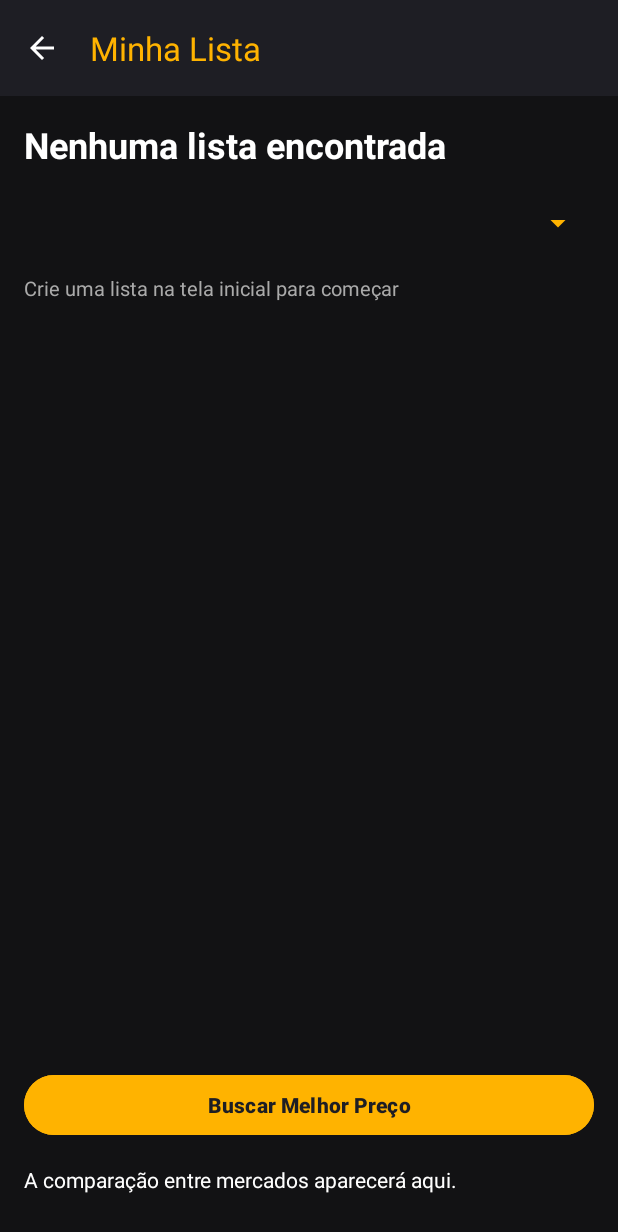
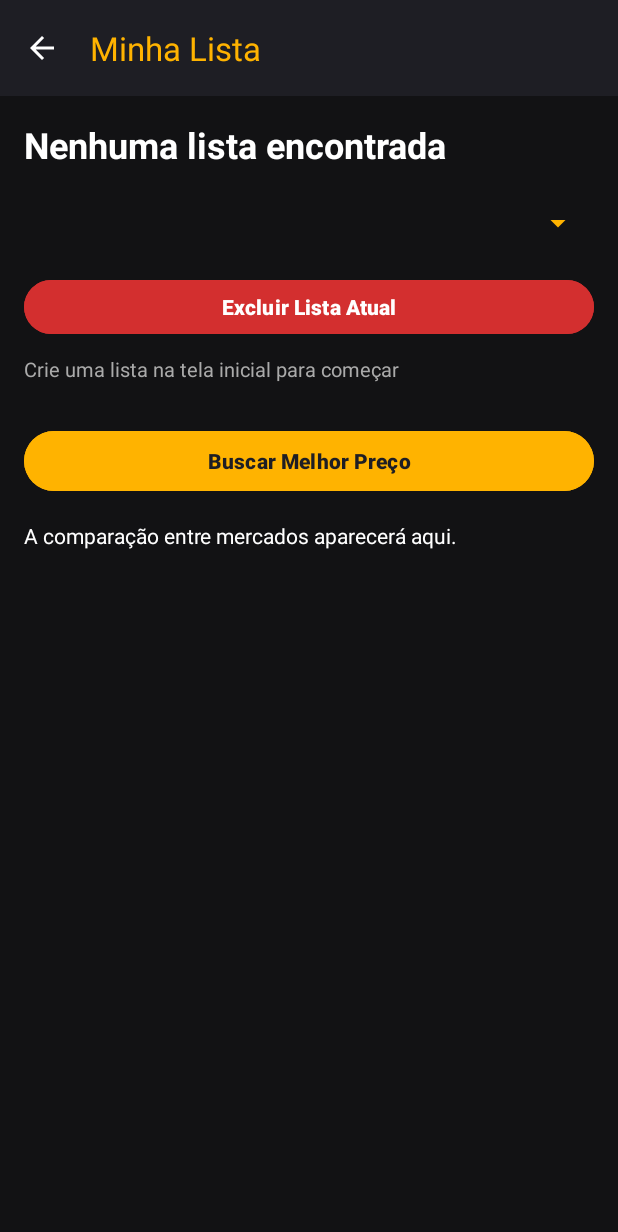
Before and after one commit to brighente/lista-smart, an Android app: the HomeActivity screen opened directly, with no data from a screen before it, after a tap on "Minha Lista", on a phone screen of 412 x 824 dp. Shown: the top 1232 px of the screen. Run offline under Robolectric (Android 15) with nearby library versions, the light colour scheme and no system bars; 1 other tap on this screen came first.

Commit message:
feat: adiciona exclusão de lista e mais dados ao banco

```diff
--- a/ListaSmart/app/src/main/java/com/example/listasmart/DatabaseHelper.java
+++ b/ListaSmart/app/src/main/java/com/example/listasmart/DatabaseHelper.java
@@ -344,46 +344,108 @@ public class DatabaseHelper extends SQLiteOpenHelper {
     }
 
     // Busca os produtos aplicando os filtros dinamicamente
+    // Busca os produtos aplicando os filtros dinamicamente
     public java.util.List<ProdutoModel> obterProdutosFiltrados(String mercadoSel, String categoriaSel) {
         java.util.List<ProdutoModel> lista = new java.util.ArrayList<>();
         SQLiteDatabase db = this.getReadableDatabase();
 
-        // Mudamos para LEFT JOIN para trazer TODOS os produtos, mesmo sem preço registrado
-        StringBuilder query = new StringBuilder(
-                "SELECT p.id_produto, p.nome_produto, p.imagem_uri, m.nome_mercado, rp.tipo_registro, rp.preco " +
-                        "FROM produto p " +
-                        "LEFT JOIN registro_preco rp ON p.id_produto = rp.id_produto " +
-                        "LEFT JOIN mercado m ON rp.id_mercado = m.id_mercado " +
-                        "LEFT JOIN categoria c ON p.id_categoria = c.id_categoria WHERE 1=1"
-        );
-
+        StringBuilder query = new StringBuilder();
         java.util.List<String> args = new java.util.ArrayList<>();
 
         if (mercadoSel != null && !mercadoSel.equals("Todos os Mercados")) {
-            query.append(" AND m.nome_mercado = ?");
+            query.append(
+                    "SELECT p.id_produto, p.nome_produto, p.imagem_uri, " +
+                            "COALESCE(m.nome_mercado, '").append("Não informado").append("') AS nome_mercado, " +
+                            "COALESCE(rp.tipo_registro, 'MANUAL') AS tipo_registro, " +
+                            "COALESCE(rp.preco, 0) AS preco " +
+                            "FROM produto p " +
+                            "LEFT JOIN categoria c ON p.id_categoria = c.id_categoria " +
+                            "LEFT JOIN mercado m ON m.nome_mercado = ? " +
+                            "LEFT JOIN registro_preco rp ON rp.id_registro = (" +
+                            "    SELECT rp2.id_registro " +
+                            "    FROM registro_preco rp2 " +
+                            "    WHERE rp2.id_produto = p.id_produto " +
+                            "      AND rp2.id_mercado = m.id_mercado " +
+                            "    ORDER BY rp2.data_registro DESC, rp2.id_registro DESC " +
+                            "    LIMIT 1" +
+                            ") " +
+                            "WHERE 1=1 "
+            );
             args.add(mercadoSel);
+        } else {
+            query.append(
+                    "SELECT p.id_produto, p.nome_produto, p.imagem_uri, " +
+                            "COALESCE(( " +
+                            "    SELECT m.nome_mercado " +
+                            "    FROM registro_preco rp " +
+                            "    JOIN mercado m ON m.id_mercado = rp.id_mercado " +
+                            "    WHERE rp.id_registro = ( " +
+                            "        SELECT rp2.id_registro " +
+                            "        FROM registro_preco rp2 " +
+                            "        WHERE rp2.id_produto = rp.id_produto " +
+                            "          AND rp2.id_mercado = rp.id_mercado " +
+                            "        ORDER BY rp2.data_registro DESC, rp2.id_registro DESC " +
+                            "        LIMIT 1 " +
+                            "    ) " +
+                            "      AND rp.id_produto = p.id_produto " +
+                            "    ORDER BY rp.preco ASC, rp.data_registro DESC, rp.id_registro DESC " +
+                            "    LIMIT 1 " +
+                            "), 'Não informado') AS nome_mercado, " +
+                            "COALESCE(( " +
+                            "    SELECT rp.tipo_registro " +
+                            "    FROM registro_preco rp " +
+                            "    WHERE rp.id_registro = ( " +
+                            "        SELECT rp2.id_registro " +
+                            "        FROM registro_preco rp2 " +
+                            "        WHERE rp2.id_produto = rp.id_produto " +
+                            "          AND rp2.id_mercado = rp.id_mercado " +
+                            "        ORDER BY rp2.data_registro DESC, rp2.id_registro DESC " +
+                            "        LIMIT 1 " +
+                            "    ) " +
+                            "      AND rp.id_produto = p.id_produto " +
+                            "    ORDER BY rp.preco ASC, rp.data_registro DESC, rp.id_registro DESC " +
+                            "    LIMIT 1 " +
+                            "), 'MANUAL') AS tipo_registro, " +
+                            "COALESCE(( " +
+                            "    SELECT rp.preco " +
+                            "    FROM registro_preco rp " +
+                            "    WHERE rp.id_registro = ( " +
+                            "        SELECT rp2.id_registro " +
+                            "        FROM registro_preco rp2 " +
+                            "        WHERE rp2.id_produto = rp.id_produto " +
+                            "          AND rp2.id_mercado = rp.id_mercado " +
+                            "        ORDER BY rp2.data_registro DESC, rp2.id_registro DESC " +
+                            "        LIMIT 1 " +
+                            "    ) " +
+                            "      AND rp.id_produto = p.id_produto " +
+                            "    ORDER BY rp.preco ASC, rp.data_registro DESC, rp.id_registro DESC " +
+                            "    LIMIT 1 " +
+                            "), 0) AS preco " +
+                            "FROM produto p " +
+                            "LEFT JOIN categoria c ON p.id_categoria = c.id_categoria " +
+                            "WHERE 1=1 "
+            );
         }
+
         if (categoriaSel != null && !categoriaSel.equals("Todas as Categorias")) {
-            query.append(" AND c.nome_categoria = ?");
+            query.append(" AND c.nome_categoria = ? ");
             args.add(categoriaSel);
         }
 
-        // Agrupa pelo ID do produto para não duplicar itens na tela
-        query.append(" GROUP BY p.id_produto ORDER BY p.nome_produto ASC");
+        query.append(" ORDER BY p.nome_produto ASC");
 
         Cursor cursor = db.rawQuery(query.toString(), args.toArray(new String[0]));
         while (cursor.moveToNext()) {
             int id = cursor.getInt(0);
             String nome = cursor.getString(1);
             String imagem = cursor.getString(2);
-
-            // Se o mercado for nulo (produto sem preço), colocamos um texto padrão
             String mercado = cursor.getString(3) != null ? cursor.getString(3) : "Não informado";
             String tipo = cursor.getString(4) != null ? cursor.getString(4) : "MANUAL";
-            double preco = cursor.getDouble(5); // vai retornar 0.0 se for nulo
+            double preco = cursor.isNull(5) ? 0.0 : cursor.getDouble(5);
 
             lista.add(new ProdutoModel(id, nome, imagem, mercado, tipo, preco));
         }
+
         cursor.close();
         return lista;
     }
@@ -834,6 +896,34 @@ public class DatabaseHelper extends SQLiteOpenHelper {
         return linhas > 0;
     }
 
+    public boolean excluirListaCompra(int idLista) {
+        SQLiteDatabase db = this.getWritableDatabase();
+        db.beginTransaction();
+
+        try {
+            db.delete(
+                    "item_lista",
+                    "id_lista = ?",
+                    new String[]{String.valueOf(idLista)}
+            );
+
+            int linhasLista = db.delete(
+                    "lista_compras",
+                    "id_lista = ?",
+                    new String[]{String.valueOf(idLista)}
+            );
+
+            if (linhasLista <= 0) {
+                return false;
+            }
+
+            db.setTransactionSuccessful();
+            return true;
+        } finally {
+            db.endTransaction();
+        }
+    }
+
     public java.util.List<ResultadoComparacaoMercadoModel> obterComparacaoMercadosPorLista(int idLista) {
         SQLiteDatabase db = this.getReadableDatabase();
         java.util.List<ResultadoComparacaoMercadoModel> lista = new java.util.ArrayList<>();
--- a/ListaSmart/app/src/main/res/layout/activity_minha_lista.xml
+++ b/ListaSmart/app/src/main/res/layout/activity_minha_lista.xml
@@ -15,9 +15,14 @@
         app:titleTextColor="@color/brand_yellow"
         app:theme="@style/ThemeOverlay.AppCompat.Dark.ActionBar" />
 
+    <androidx.core.widget.NestedScrollView
+        android:layout_width="match_parent"
+        android:layout_height="match_parent"
+        android:fillViewport="true">
+
         <LinearLayout
             android:layout_width="match_parent"
-        android:layout_height="match_parent"
+            android:layout_height="wrap_content"
             android:orientation="vertical"
             android:padding="16dp">
 
@@ -38,6 +43,16 @@
                 android:theme="@style/ThemeOverlay.AppCompat.Dark"
                 android:backgroundTint="@color/brand_yellow" />
 
+            <Button
+                android:id="@+id/btnExcluirLista"
+                android:layout_width="match_parent"
+                android:layout_height="44dp"
+                android:layout_marginTop="10dp"
+                android:text="Excluir Lista Atual"
+                android:textStyle="bold"
+                android:textColor="@color/white"
+                android:backgroundTint="@color/dashboard_danger" />
+
             <TextView
                 android:id="@+id/tvResumoLista"
                 android:layout_width="match_parent"
@@ -50,9 +65,9 @@
             <androidx.recyclerview.widget.RecyclerView
                 android:id="@+id/rvItensLista"
                 android:layout_width="match_parent"
-            android:layout_height="0dp"
+                android:layout_height="wrap_content"
                 android:layout_marginTop="16dp"
-            android:layout_weight="1" />
+                android:nestedScrollingEnabled="false" />
 
             <Button
                 android:id="@+id/btnBuscarMelhorPreco"
@@ -80,4 +95,5 @@
                 android:layout_marginTop="12dp"
                 android:orientation="vertical" />
         </LinearLayout>
+    </androidx.core.widget.NestedScrollView>
 </LinearLayout>
```
Also changed, not shown: ListaSmart/app/src/main/java/com/example/listasmart/HomeActivity.java (+21 -1 lines), ListaSmart/app/src/main/java/com/example/listasmart/MinhaListaActivity.java (+81 -7 lines), ListaSmart/app/src/main/assets/Database.db. Lines whose indentation alone changed are shown as unchanged.
